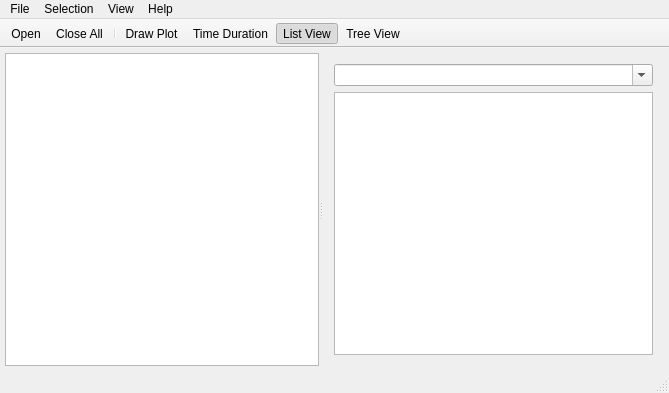
First picture: the form in VisualIntStat/mainwindow.ui, repository kery/MacVisTat, before the edit.
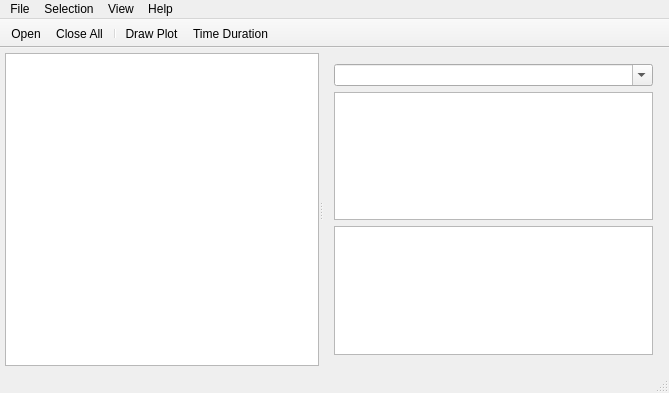
Second picture: the form after the edit. Icons and pictures are not drawn.

Commit message: Implemented tree view displaying and filter functionality

```diff
--- a/VisualIntStat/mainwindow.ui
+++ b/VisualIntStat/mainwindow.ui
@@ -50,7 +50,7 @@
        </property>
       </widget>
       <widget class="QWidget" name="layoutWidget">
-       <layout class="QVBoxLayout" name="verticalLayout" stretch="0,0">
+       <layout class="QVBoxLayout" name="verticalLayout" stretch="0,0,0">
         <item>
          <widget class="QComboBox" name="cbRegExpFilter">
           <property name="editable">
@@ -58,6 +58,13 @@
           </property>
          </widget>
         </item>
+        <item>
+         <widget class="QTreeView" name="tvStatName">
+          <property name="headerHidden">
+           <bool>true</bool>
+          </property>
+         </widget>
+        </item>
         <item>
          <widget class="QListView" name="lvStatName">
           <property name="sizePolicy">
@@ -136,8 +143,6 @@
    <addaction name="separator"/>
    <addaction name="actionDrawPlot"/>
    <addaction name="actionTimeDuration"/>
-   <addaction name="actionListView"/>
-   <addaction name="actionTreeView"/>
   </widget>
   <widget class="QStatusBar" name="statusBar"/>
   <action name="actionOpen">
```
The commit also changes 5 other files.
